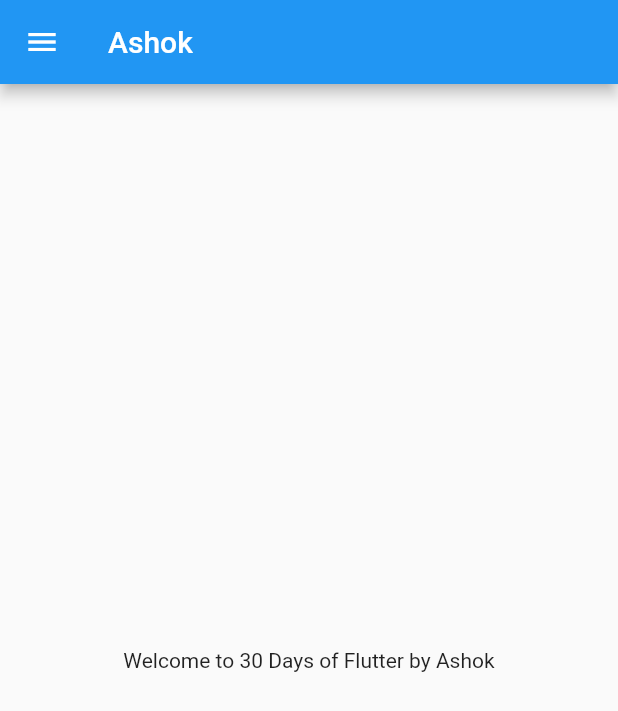
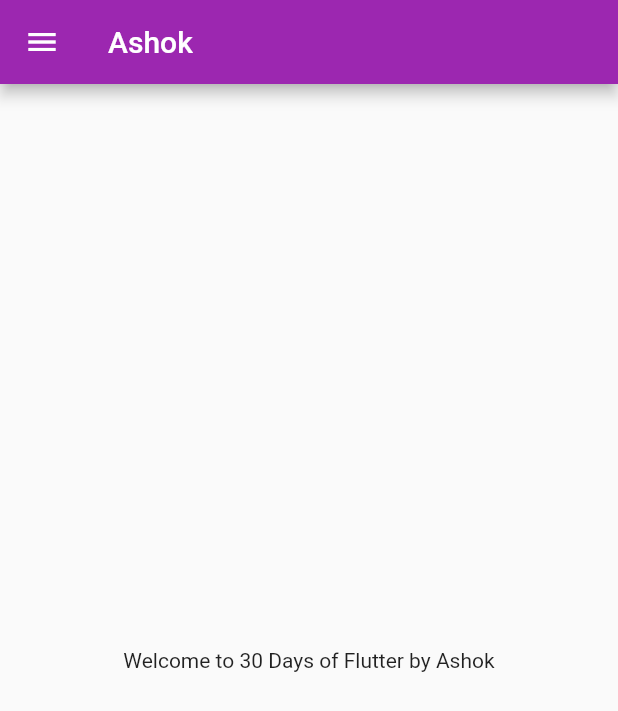
Before and after one commit to avjashroon/Flutter-catalog-app, a Flutter app: the screen it shows after launch, on a phone screen of 412 x 824 dp. Shown: the top 711 px of the screen. Run offline on Flutter 3.47's test engine with Material 2 defaults, Android fonts, the phone set to English and light mode, and no system bars; missing offline and left inert: dart:ffi.

Commit message:
Day 3 Completed

```diff
--- a/codepur/lib/main.dart
+++ b/codepur/lib/main.dart
@@ -1,6 +1,7 @@
 import 'dart:ffi';
 
-import 'package:codepur/home_page.dart';
+import 'package:codepur/pages/home_page.dart';
+import 'package:codepur/pages/login_page.dart';
 import 'package:flutter/material.dart';
 
 void main() {
@@ -12,16 +13,18 @@ class MyApp extends StatelessWidget {
 
   @override
   Widget build(BuildContext context) {
-    int days = 30;
-    String name = 'Ashok';
-    double pii = 3.14;
-    bool isMale = true;
-    num temp = 30.5;
+    return MaterialApp(
+      // home: HomePage(),
+      themeMode: ThemeMode.light,
+      darkTheme: ThemeData(brightness: Brightness.dark),
+      theme: ThemeData(primarySwatch: Colors.purple),
 
-    var day = 'Saturday';
-    const pi = 3.14;
-    final g = 'ok';
-
-    return MaterialApp(home: HomePage());
+      initialRoute: "/home",
+      routes: {
+        "/": (context) => LoginPage(),
+        "/home": (context) => HomePage(),
+        "/login": (context) => LoginPage()
+      },
+    );
   }
 }
```
Also changed, not shown: codepur/lib/pages/login_page.dart (added, +21 -0 lines), codepur/lib/pages/home_page.dart (renamed from codepur/lib/home_page.dart).
